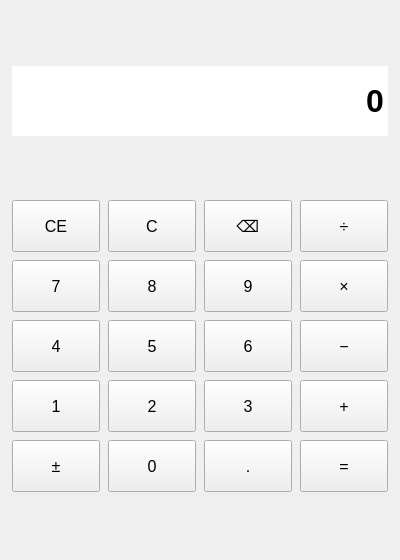
Before: the Qt Designer form lab1_calculator/mainwindow.ui in Zeng-JiaNing/QtCourse, drawn with Qt 5.
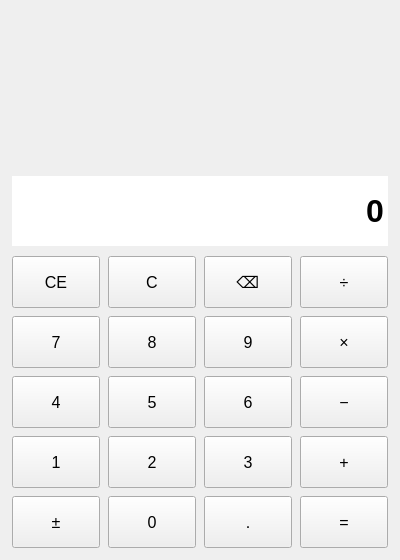
After: the same form once the commit is applied.

Commit message: 实现四则运算

```diff
--- a/lab1_calculator/mainwindow.ui
+++ b/lab1_calculator/mainwindow.ui
@@ -36,6 +36,21 @@
     <property name="spacing">
      <number>10</number>
     </property>
+    <item>
+     <widget class="QLabel" name="expressionLabel">
+      <property name="font">
+       <font>
+        <pointsize>10</pointsize>
+       </font>
+      </property>
+      <property name="text">
+       <string/>
+      </property>
+      <property name="alignment">
+       <set>Qt::AlignRight|Qt::AlignVCenter</set>
+      </property>
+     </widget>
+    </item>
     <item>
      <widget class="QLineEdit" name="display">
       <property name="minimumSize">
```
The commit also changes 2 other files.
